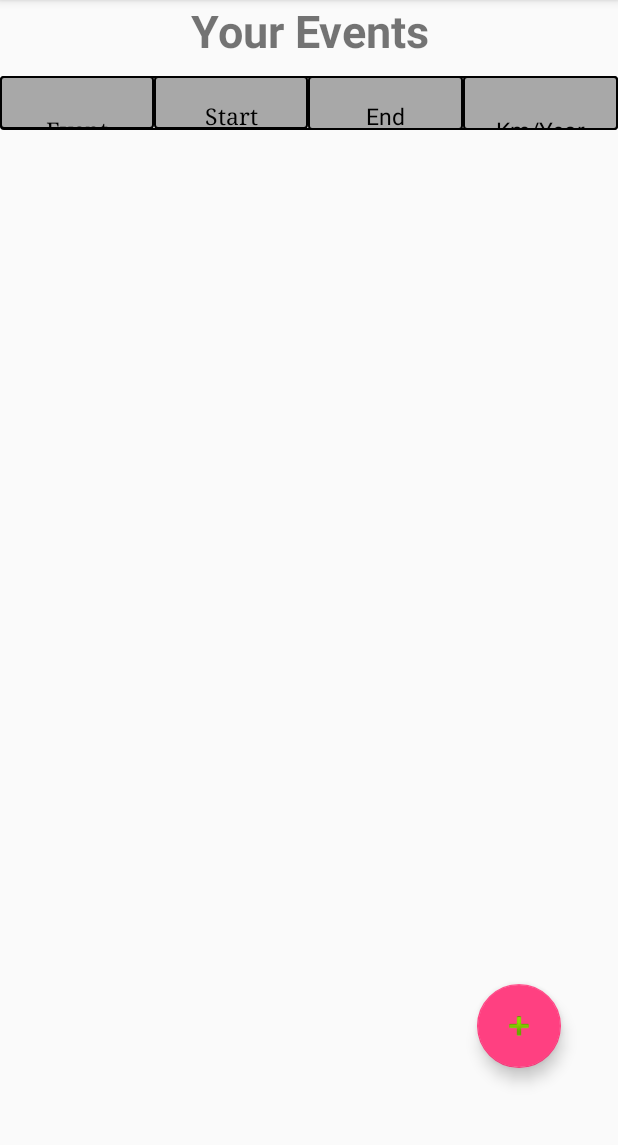
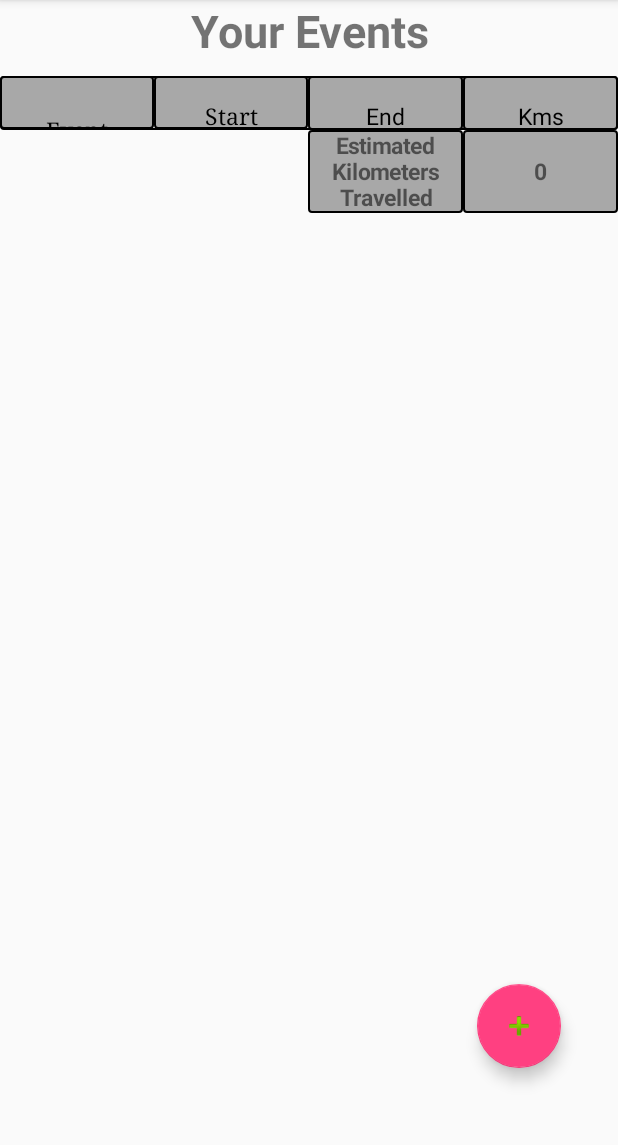
Before and after one commit to LouiZibdawi/KmCounter, an Android app: the screen it shows after launch (MainActivity), on a phone screen of 412 x 824 dp, the part 84-1229 px from its top. Run offline under Robolectric (Android 15) with nearby library versions, the phone set to English and light mode, and no system bars.

Commit message:
Added final row table

```diff
--- a/app/src/main/java/com/example/louizibdawi/kmcounterandroid/MainActivity.java
+++ b/app/src/main/java/com/example/louizibdawi/kmcounterandroid/MainActivity.java
@@ -4,6 +4,7 @@ import android.content.Context;
 import android.content.Intent;
 import android.graphics.Color;
 import android.graphics.Point;
+import android.graphics.Typeface;
 import android.os.Bundle;
 import android.support.design.widget.FloatingActionButton;
 import android.support.v4.content.ContextCompat;
@@ -33,6 +34,7 @@ public class MainActivity extends AppCompatActivity {
 
     private static int SCREEN_HEIGHT;
     private static int SCREEN_WIDTH;
+    private int totalKpy;
 
 
     private RelativeLayout relativeLayoutMain;
@@ -50,14 +52,7 @@ public class MainActivity extends AppCompatActivity {
         Toolbar toolbar = (Toolbar) findViewById(R.id.toolbar);
         setSupportActionBar(toolbar);
 
-//        scrollViewD= new VerticalScroll(getApplicationContext());
-//        scrollViewD.setPadding(0,0,0,0);
-//        scrollViewD.setLayoutParams(new ViewGroup.LayoutParams(SCREEN_WIDTH, SCREEN_HEIGHT - (SCREEN_HEIGHT/20) ));
-
         tableLayout = (TableLayout) findViewById(R.id.table_body_layout);
-//        tableLayout.addView(scrollViewD);
-//
-//        scrollViewD.setScrollViewListener(this);
 
         //Reseting Db
         //MyDb.resetRB(this);
@@ -104,7 +99,50 @@ public class MainActivity extends AppCompatActivity {
         for(EventDb.EventRecord event : events) {
             addRowToTable(i, event);
             i=i+1;
+            totalKpy = totalKpy + event.kpy;
         }
+        addFinalRow(totalKpy);
+    }
+
+    private void addFinalRow(int totalKpy) {
+        //Initializing Row
+        TableRow tr = new TableRow(this);
+        TableRow.LayoutParams lp = new TableRow.LayoutParams(
+                TableRow.LayoutParams.MATCH_PARENT, TableRow.LayoutParams.WRAP_CONTENT,
+                1.0f);
+        tr.setLayoutParams(lp);
+
+        Typeface boldTypeface = Typeface.defaultFromStyle(Typeface.BOLD);
+
+        //Creating columns
+        TextView blank = createColumn("",lp);
+        TextView blank2 = createColumn("",lp);
+
+        TextView text = new TextView(this);
+        text.setLayoutParams(lp);
+        text.setText("Estimated Kilometers Travelled");
+        text.setTextSize(15);
+        text.setMinLines(3);
+        text.setEms(2);
+        text.setTypeface(Typeface.defaultFromStyle(Typeface.BOLD));
+        text.setGravity(Gravity.CENTER);
+        text.setBackground(ContextCompat.getDrawable(this, R.drawable.cell_background));
+
+        TextView value = new TextView(this);
+        value.setLayoutParams(lp);
+        value.setText("\n" + Integer.toString(totalKpy) + "\n");
+        value.setTextSize(15);
+        value.setEms(2);
+        value.setTypeface(Typeface.defaultFromStyle(Typeface.BOLD));
+        value.setGravity(Gravity.CENTER);
+        value.setBackground(ContextCompat.getDrawable(this, R.drawable.cell_background));
+
+        tr.addView(blank);
+        tr.addView(blank2);
+        tr.addView(text);
+        tr.addView(value);
+
+        this.tableLayout.addView(tr);
     }
 
 
--- a/app/src/main/res/layout/activity_main.xml
+++ b/app/src/main/res/layout/activity_main.xml
@@ -88,7 +88,7 @@
                 android:textColor="#000"
                 android:id="@+id/address"
                 android:layout_weight="1"
-                android:text="Km/Year"
+                android:text="Kms"
                 android:textSize="15dp"
                 android:ems="2"
                 android:maxLines="3"
@@ -104,6 +104,7 @@
         android:layout_width="match_parent"
         android:layout_height="match_parent"
         android:scrollbars="horizontal"
+        android:id="@+id/scrollView"
         android:layout_weight="1"
         android:layout_below="@id/table_header_layout">
 
@@ -111,12 +112,9 @@
             android:id="@+id/table_body_layout"
             android:layout_below="@id/table_header_layout"
             android:layout_width="match_parent"
-            android:layout_height="wrap_content" />
+            android:layout_height="300dp" />
 
     </ScrollView>
-
-
-
 
     <android.support.design.widget.FloatingActionButton
         android:id="@+id/fab"
```
